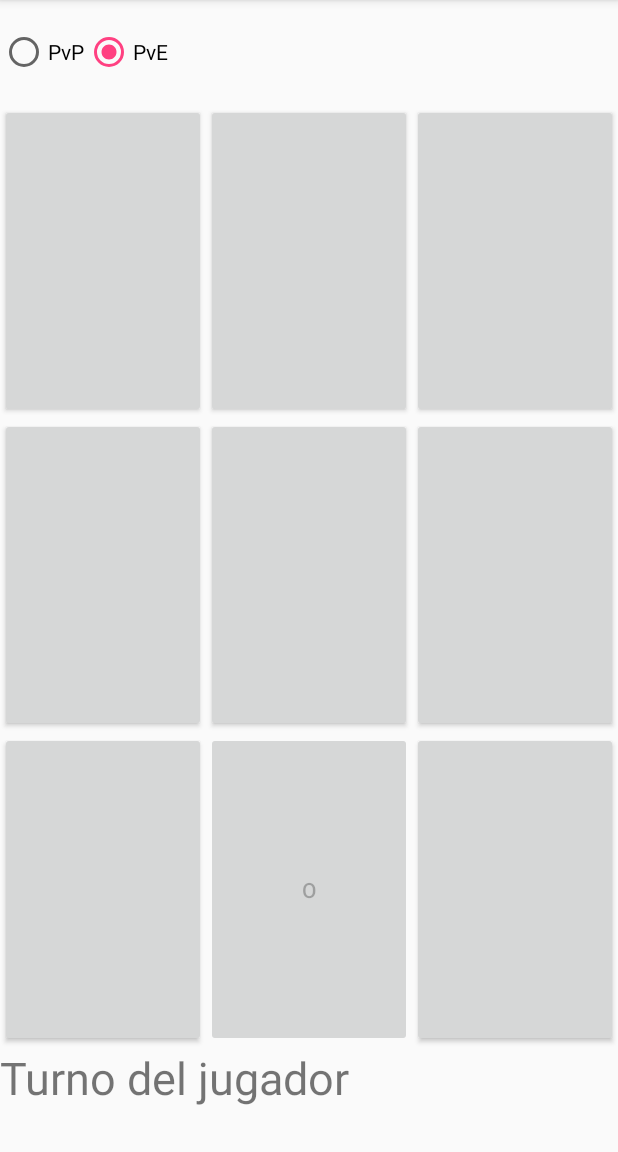
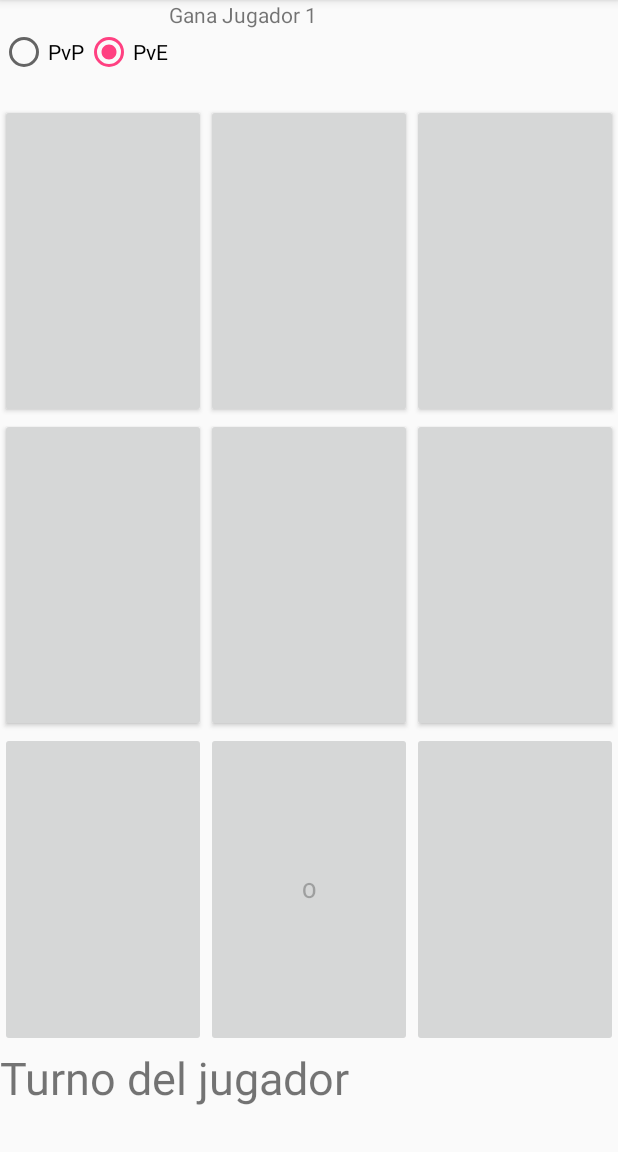
Before and after one commit to CoreMazter/Gatouch, an Android app: the screen it shows after launch (MainActivity), after a tap on an icon or button, on a phone screen of 412 x 824 dp, the part 84-1236 px from its top. Run offline under Robolectric (Android 15) with nearby library versions, the phone set to English and light mode, and no system bars; 1 statement that could not run was skipped.

```diff
--- a/app/src/main/java/com/example/lucas/gatouch/MainActivity.java
+++ b/app/src/main/java/com/example/lucas/gatouch/MainActivity.java
@@ -5,11 +5,13 @@ import android.os.Bundle;
 import android.view.View;
 import android.widget.Button;
 import android.widget.RadioButton;
+import android.widget.TextView;
 
 import java.util.Random;
 
 public class MainActivity extends AppCompatActivity {
     Button[][] btn= new Button[3][3];
+    TextView winLbl,turnLbl;
     int[][] btnInt=new int[3][3];
     boolean turn=true;//Set turn to Player 1
     RadioButton Rpvp,Rpve;
@@ -30,6 +32,8 @@ public class MainActivity extends AppCompatActivity {
         btn[2][2]=(Button)findViewById(R.id.btn33);
         Rpve=(RadioButton)findViewById(R.id.pve);
         Rpvp=(RadioButton)findViewById(R.id.pvp);
+        winLbl=(TextView)findViewById(R.id.winLbl);
+        turnLbl=(TextView)findViewById(R.id.turnLbl);
     }
     public void option(View view){
         if (Rpve.isChecked())
@@ -47,6 +51,7 @@ public class MainActivity extends AppCompatActivity {
             }
         }
         turn=true;
+        winLbl.setText("");
     }
     public void mark(View view){
         switch (view.getId()){
@@ -89,10 +94,6 @@ public class MainActivity extends AppCompatActivity {
         }
         if (modePvE)
             movePvE();
-        if (turn)
-            turn=false;
-        else
-            turn=true;
 
     }
 
@@ -104,11 +105,26 @@ public class MainActivity extends AppCompatActivity {
         else{
             btn[x][y].setText("X");
             btnInt[x][y]=2;}
-        checkWin();
+        if(checkWin()){
+            if(turn)
+                winLbl.setText("Gana Jugador 1");
+            else
+                winLbl.setText("Gana Jugador 2");
+            for(int i=0;i<3;i++){
+                for(int e=0;e<3;e++){
+                    btn[i][e].setEnabled(false);
+                }
+            }
+        }
+        if(turn)
+            turn=false;
+        else
+            turn=true;
+
     }
 
-    private void checkWin() {
-
+    private boolean checkWin() {
+        return true;
     }
 
     public void movePvE(){
--- a/app/src/main/res/layout/activity_main.xml
+++ b/app/src/main/res/layout/activity_main.xml
@@ -4,10 +4,13 @@
     android:layout_height="match_parent"
     android:layout_width="match_parent"
     android:orientation="vertical">
-    <RadioGroup
+    <LinearLayout
         android:layout_width="match_parent"
         android:layout_height="0dp"
-        android:layout_weight="1"
+        android:layout_weight="1">
+    <RadioGroup
+        android:layout_width="wrap_content"
+        android:layout_height="match_parent"
         android:orientation="horizontal">
         <RadioButton
             android:id="@+id/pvp"
@@ -24,6 +27,11 @@
             android:onClick="option"
             android:checked="true"/>
     </RadioGroup>
+        <TextView
+            android:id="@+id/winLbl"
+            android:layout_width="wrap_content"
+            android:layout_height="match_parent" />
+    </LinearLayout>
     <LinearLayout
         android:layout_width="match_parent"
         android:layout_height="0dp"
```
